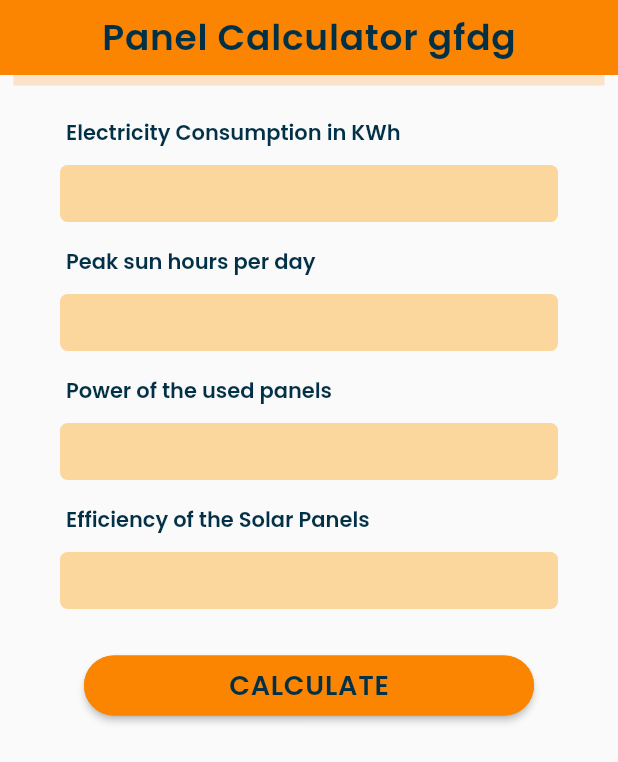
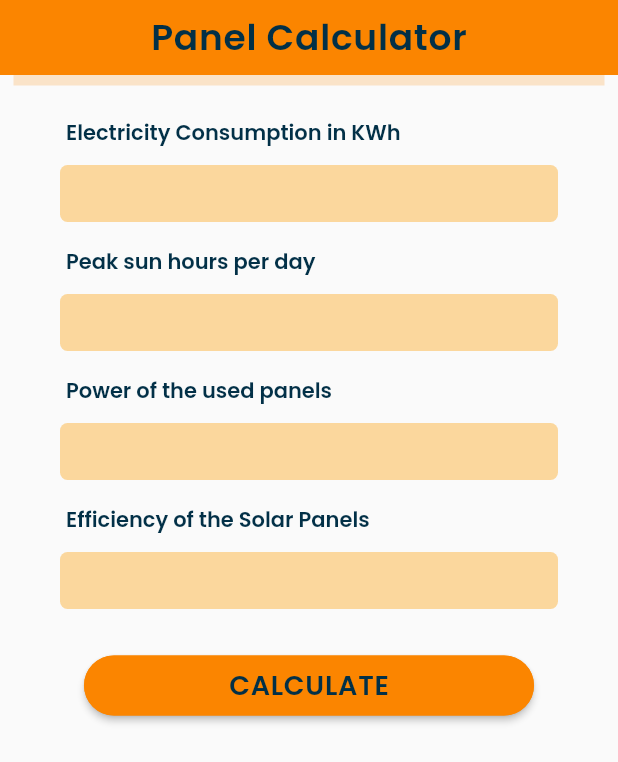
Before and after one commit to ahadhashmii/my_practice, a Flutter app: the screen it shows after launch, on a phone screen of 412 x 824 dp. Shown: the top 762 px of the screen. Run offline on Flutter 3.47's test engine with Material 2 defaults, Android fonts, the phone set to English and light mode, and no system bars; our stand-ins replace google_fonts.

```diff
--- /dev/null
+++ b/lib/screens/shared/custom_text.dart
@@ -0,0 +1,18 @@
+import 'package:flutter/material.dart';
+import 'package:google_fonts/google_fonts.dart';
+
+class CustomText extends StatelessWidget {
+  final String text;
+  const CustomText({Key? key, required this.text}) : super(key: key);
+
+  @override
+  Widget build(BuildContext context) {
+    return Container(
+      margin: const EdgeInsets.only(left: 44),
+      alignment: Alignment.centerLeft,
+      child: Text(text, style:GoogleFonts.poppins(
+          textStyle:  const TextStyle(color: Color(0xff023047),
+              fontWeight: FontWeight.w600,fontSize: 14)),),
+    );
+  }
+}
--- a/lib/screens/zulfi/first_screen.dart
+++ b/lib/screens/zulfi/first_screen.dart
@@ -1,5 +1,6 @@
 import 'package:flutter/material.dart';
 import 'package:google_fonts/google_fonts.dart';
+import 'package:untitled/screens/shared/custom_text.dart';
 
 class FirstScreen extends StatefulWidget {
   const FirstScreen({super.key});
@@ -40,7 +41,7 @@ class _FirstScreenState extends State<FirstScreen> {
                         offset: const Offset(0, 16),
                         spreadRadius: -9)],),
                 child: Center(
-                  child: Text('Panel Calculator gfdg',
+                  child: Text('Panel Calculator',
                     style:
                     GoogleFonts.poppins(
                       textStyle: const TextStyle(color: Color(0xff023047), letterSpacing: .5,
@@ -49,19 +50,19 @@ class _FirstScreenState extends State<FirstScreen> {
                   ),
                 ),),
               const SizedBox(height: 28,),
-              myText('Electricity Consumption in KWh'),
+              const CustomText(text: 'Electricity Consumption in KWh'),
               const SizedBox(height: 11,),
               myTextField('KWh',kwhController),
               const SizedBox(height: 16,),
-              myText('Peak sun hours per day'),
+              const CustomText(text: 'Peak sun hours per day'),
               const SizedBox(height: 11,),
               myTextField('hrs.per day',hourPerDayController),
               const SizedBox(height: 16,),
-              myText('Power of the used panels'),
+              const CustomText(text: 'Power of the used panels'),
               const SizedBox(height: 11,),
               myTextField('W',powerOfUsedController),
               const SizedBox(height: 16,),
-              myText('Efficiency of the Solar Panels'),
+              const CustomText(text: 'Efficiency of the Solar Panels'),
               const SizedBox(height: 11,),
               myTextField('%',effiOfSolarController),
               const SizedBox(height: 31,),
@@ -105,16 +106,6 @@ class _FirstScreenState extends State<FirstScreen> {
     );
   }
 
-  myText(cusText){
-    return Container(
-      margin: const EdgeInsets.only(left: 44),
-      alignment: Alignment.centerLeft,
-      child: Text(cusText, style:GoogleFonts.poppins(
-          textStyle:  const TextStyle(color: Color(0xff023047),
-              fontWeight: FontWeight.w600,fontSize: 14)),),
-    );
-  }
-
   myTextField(hint, mController){
     return Padding(
       padding: const EdgeInsets.only(right: 40,bottom: 0,left: 40,top: 0),
```
